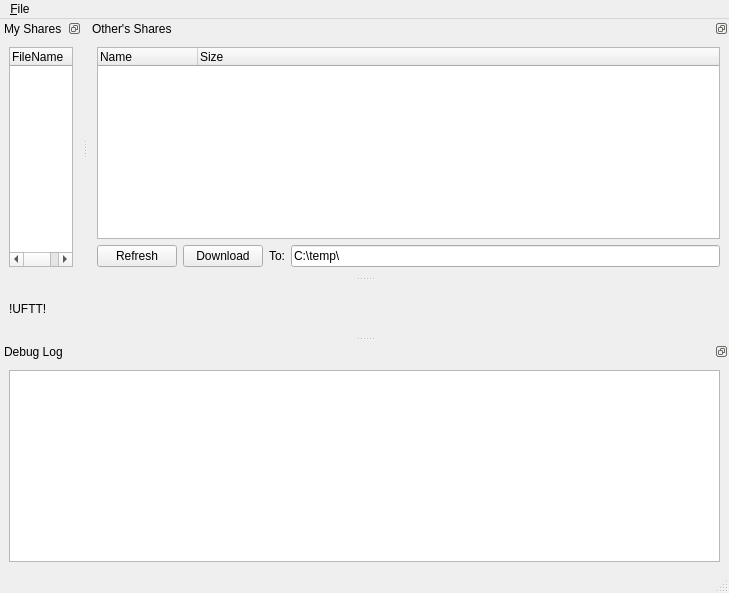
Qt form src/qt-gui/MainWindow.ui (MrHacky/uftt) before a commit.
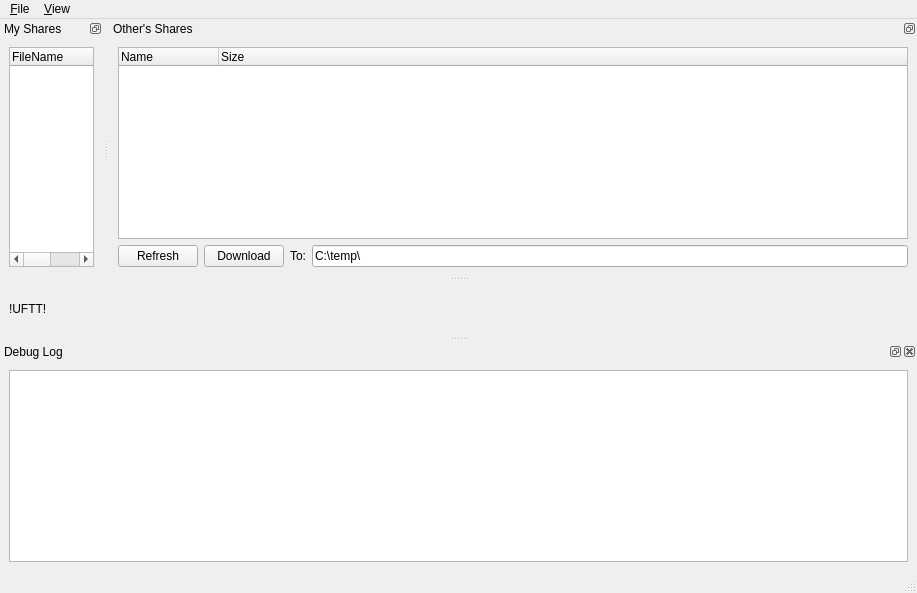
The same form after that commit. Custom widgets are drawn as their Qt base class.

Commit message: Fix LOG() so it works from all threads.

The edit to the form file:
```diff
--- a/src/qt-gui/MainWindow.ui
+++ b/src/qt-gui/MainWindow.ui
@@ -5,7 +5,7 @@
    <rect>
     <x>0</x>
     <y>0</y>
-    <width>729</width>
+    <width>917</width>
     <height>593</height>
    </rect>
   </property>
@@ -34,7 +34,7 @@
     <rect>
      <x>0</x>
      <y>0</y>
-     <width>729</width>
+     <width>917</width>
      <height>19</height>
     </rect>
    </property>
@@ -44,7 +44,14 @@
     </property>
     <addaction name="action_Quit" />
    </widget>
+   <widget class="QMenu" name="menu_View" >
+    <property name="title" >
+     <string>&amp;View</string>
+    </property>
+    <addaction name="action_Debug_Window" />
+   </widget>
    <addaction name="menu_File" />
+   <addaction name="menu_View" />
   </widget>
   <widget class="QDockWidget" name="dockWidget" >
    <property name="minimumSize" >
@@ -168,7 +175,7 @@
   </widget>
   <widget class="QDockWidget" name="dockWidget_3" >
    <property name="features" >
-    <set>QDockWidget::DockWidgetFloatable|QDockWidget::DockWidgetMovable|QDockWidget::NoDockWidgetFeatures</set>
+    <set>QDockWidget::AllDockWidgetFeatures</set>
    </property>
    <property name="windowTitle" >
     <string>Debug Log</string>
@@ -179,7 +186,7 @@
    <widget class="QWidget" name="dockWidgetContents_3" >
     <layout class="QHBoxLayout" >
      <item>
-      <widget class="QTextBrowser" name="debugText" />
+      <widget class="QTextEdit" name="debugText" />
      </item>
     </layout>
    </widget>
```
Left out of the diff: 42 changed lines with no effect on the pictures. The commit also changes 2 other files.
